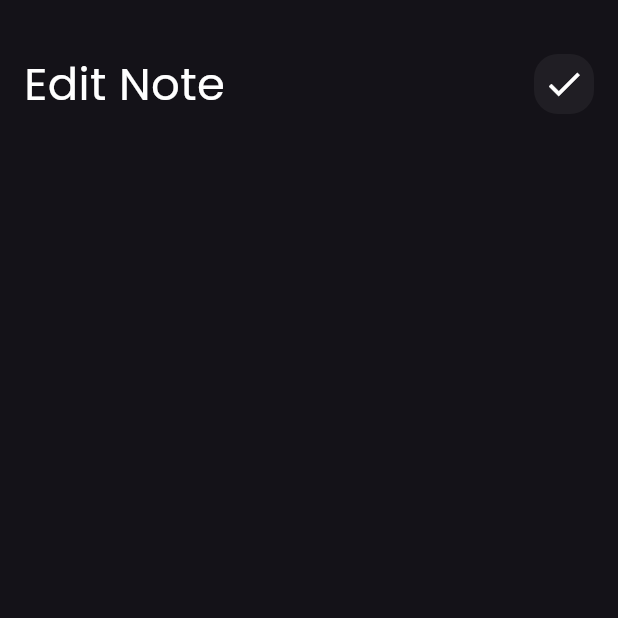
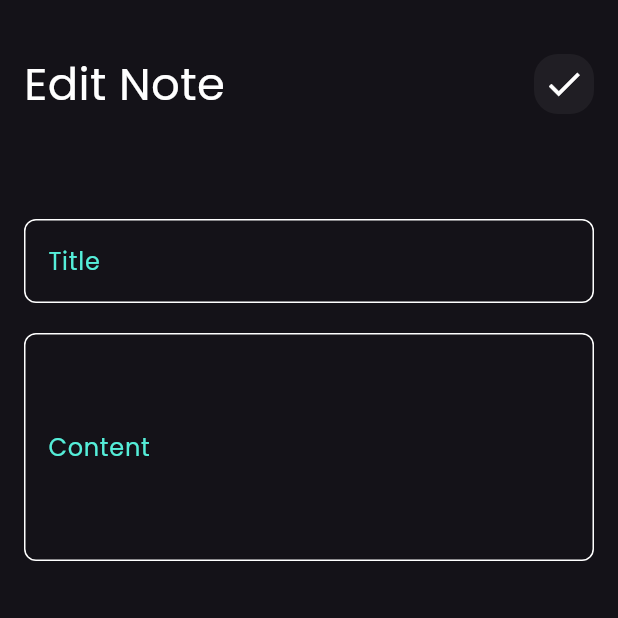
Before and after one commit to Hamza8008/notes_app, a Flutter app: the EditNoteView screen opened directly, on a phone screen of 412 x 824 dp, the top half of it. Run offline on Flutter 3.47's test engine with Material 3 defaults, Android fonts, the phone set to English and light mode, and no system bars; our stand-ins replace font_awesome_flutter.

Commit message:
edit note view UI done

```diff
--- a/lib/Widgets/edit_view_body.dart
+++ b/lib/Widgets/edit_view_body.dart
@@ -1,5 +1,6 @@
 import 'package:flutter/material.dart';
 import 'package:noteapp/Widgets/custom_app_bar.dart';
+import 'package:noteapp/Widgets/custom_text_field.dart';
 
 class EditViewBody extends StatelessWidget {
   const EditViewBody({super.key});
@@ -11,6 +12,14 @@ class EditViewBody extends StatelessWidget {
       child: Column(
         children: [
           CustomAppBar(text: 'Edit Note', icon: Icons.check),
+          SizedBox(
+            height: 50,
+          ),
+          CustomTextField(labelText: 'Title'),
+          SizedBox(
+            height: 20,
+          ),
+          CustomTextField(labelText: 'Content', maxLines: 5),
         ],
       ),
     );
```
